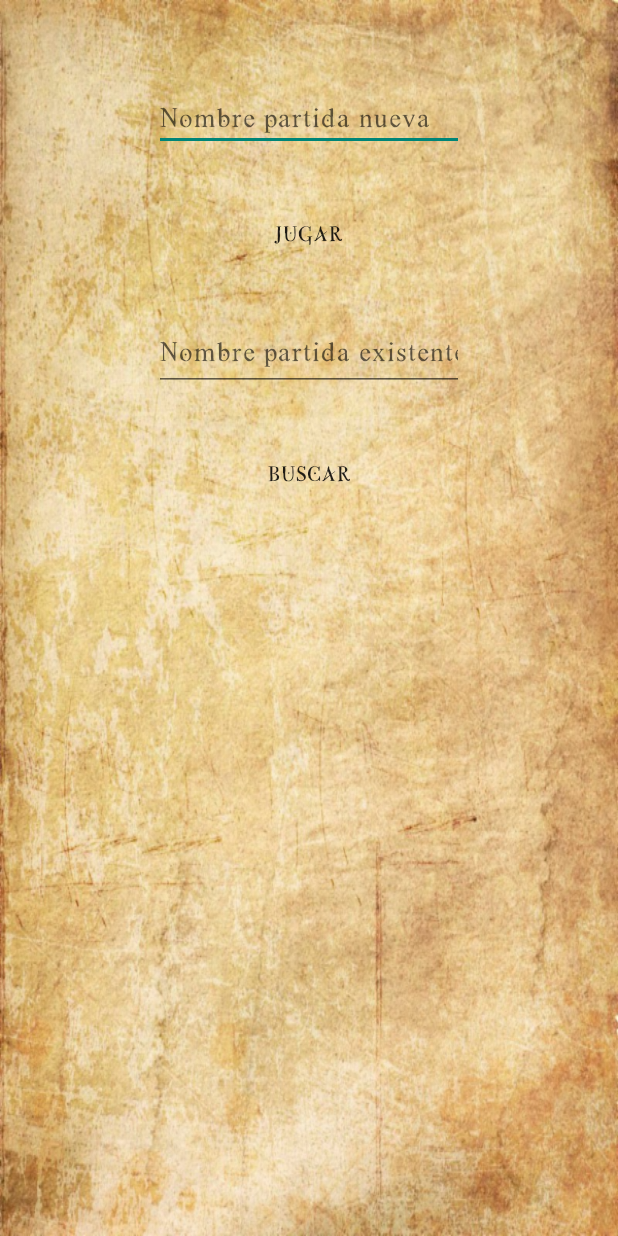
After one commit to Juanjogb/DIXIT_SDM_FINAL, an Android app: the PlayActivity screen opened directly, with no data from a screen before it, on a phone screen of 412 x 824 dp. The commit adds this screen. Run offline under Robolectric (Android 15) with nearby library versions, the phone set to English and light mode, and no system bars.

Commit message:
Activity play ( crear y buscar partida) y activity game (juego). Metido el fichero de musica.

```diff
--- a/app/src/main/AndroidManifest.xml
+++ b/app/src/main/AndroidManifest.xml
@@ -23,8 +23,8 @@
         </activity>
         <activity android:name=".activities.RegisterActivity" />
         <activity android:name=".activities.CardsActivity" />
-        <activity android:name=".activities.PlayerActivity" />
-        <activity android:name=".activities.OnlineActivity" />
+        <activity android:name=".activities.PlayActivity" />
+        <activity android:name=".activities.GameActivity" />
         <activity android:name=".activities.RulesActivity" />
         <activity android:name=".activities.AvatarActivity"/>
         <activity android:name=".activities.AvatarActivityRegister"/>
--- /dev/null
+++ b/app/src/main/java/dixit/sdm/trabajo/dixit/activities/PlayActivity.java
@@ -0,0 +1,71 @@
+package dixit.sdm.trabajo.dixit.activities;
+
+import android.content.Intent;
+import android.content.SharedPreferences;
+import android.graphics.Typeface;
+import android.support.v7.app.AppCompatActivity;
+import android.os.Bundle;
+import android.view.Menu;
+import android.view.View;
+import android.widget.Button;
+import android.widget.EditText;
+
+import dixit.sdm.trabajo.dixit.R;
+
+import static dixit.sdm.trabajo.dixit.R.id.play_btnPlay;
+
+public class PlayActivity extends AppCompatActivity {
+
+    private EditText newGame;
+    private EditText searchGame;
+    private Button play;
+    private Button search;
+
+    private SharedPreferences prefs;
+    private SharedPreferences.Editor editor;
+
+    @Override
+    protected void onCreate(Bundle savedInstanceState) {
+        super.onCreate(savedInstanceState);
+        setContentView(R.layout.activity_play);
+
+        newGame = findViewById(R.id.play_newGame);
+        searchGame = findViewById(R.id.play_searchGame);
+        play = findViewById(R.id.play_btnPlay);
+        search = findViewById(R.id.play_btnSearch);
+
+        Typeface face = Typeface.createFromAsset(getAssets(),"greco.ttf");
+        play.setTypeface(face);
+        search.setTypeface(face);
+        newGame.setTypeface(face);
+        searchGame.setTypeface(face);
+    }
+
+
+    public void onClick(View v) {
+        Intent i = new Intent();
+        switch (v.getId()) {
+            case R.id.play_btnPlay:
+                //crear nueva partida con el identificador que le hemos pasado y lanzar game activity
+                crearPartida(newGame.getText().toString());
+                i.setClass(this, GameActivity.class);
+                break;
+            case R.id.play_btnSearch:
+                //buscamos la partida con el identificador que hemos puesto y si la encontramos lanzamos game activity
+                buscarPartida(searchGame.getText().toString());
+                i.setClass(this, GameActivity.class);
+                break;
+        }
+    }
+
+    private void crearPartida(String s) {
+
+    }
+
+
+    private void buscarPartida(String s) {
+
+    }
+
+
+}
--- a/app/src/main/res/layout/activity_login.xml
+++ b/app/src/main/res/layout/activity_login.xml
@@ -71,9 +71,10 @@
         android:layout_width="wrap_content"
         android:layout_height="wrap_content"
         android:layout_marginLeft="8dp"
-        android:onClick="goLogin"
         android:layout_marginStart="8dp"
         android:layout_marginTop="8dp"
+        android:background="@android:color/transparent"
+        android:onClick="goLogin"
         android:text="@string/login_login"
         app:layout_constraintStart_toStartOf="parent"
         app:layout_constraintTop_toBottomOf="@+id/login_password" />
--- a/app/src/main/res/layout/activity_main.xml
+++ b/app/src/main/res/layout/activity_main.xml
@@ -22,7 +22,7 @@
         app:srcCompat="@drawable/logo" />
 
     <Button
-        android:id="@+id/bPlayer"
+        android:id="@+id/bPlay"
         android:layout_width="0dp"
         android:layout_height="53dp"
         android:layout_marginEnd="8dp"
@@ -54,7 +54,7 @@
         android:textSize="24sp"
         app:layout_constraintEnd_toEndOf="parent"
         app:layout_constraintStart_toStartOf="parent"
-        app:layout_constraintTop_toBottomOf="@+id/bPlayer" />
+        app:layout_constraintTop_toBottomOf="@+id/bPlay" />
 
     <Button
         android:id="@+id/bRules"
--- /dev/null
+++ b/app/src/main/res/layout/activity_play.xml
@@ -0,0 +1,73 @@
+<?xml version="1.0" encoding="utf-8"?>
+<android.support.constraint.ConstraintLayout xmlns:android="http://schemas.android.com/apk/res/android"
+    xmlns:app="http://schemas.android.com/apk/res-auto"
+    xmlns:tools="http://schemas.android.com/tools"
+    android:layout_width="match_parent"
+    android:layout_height="match_parent"
+    android:background="@drawable/bg"
+    tools:context=".activities.PlayActivity">
+
+    <EditText
+        android:id="@+id/play_newGame"
+        android:layout_width="wrap_content"
+        android:layout_height="wrap_content"
+        android:layout_marginEnd="8dp"
+        android:layout_marginLeft="8dp"
+        android:layout_marginRight="8dp"
+        android:layout_marginStart="8dp"
+        android:layout_marginTop="60dp"
+        android:ems="10"
+        android:inputType="text"
+        android:hint="@string/play_newGame"
+        app:layout_constraintEnd_toEndOf="parent"
+        app:layout_constraintStart_toStartOf="parent"
+        app:layout_constraintTop_toTopOf="parent" />
+
+    <EditText
+        android:id="@+id/play_searchGame"
+        android:layout_width="wrap_content"
+        android:layout_height="48dp"
+        android:layout_marginEnd="8dp"
+        android:layout_marginLeft="8dp"
+        android:layout_marginRight="8dp"
+        android:layout_marginStart="8dp"
+        android:layout_marginTop="32dp"
+        android:ems="10"
+        android:inputType="text"
+        android:hint="@string/play_searchGame"
+        app:layout_constraintEnd_toEndOf="parent"
+        app:layout_constraintStart_toStartOf="parent"
+        app:layout_constraintTop_toBottomOf="@+id/play_btnPlay" />
+
+    <Button
+        android:id="@+id/play_btnPlay"
+        android:layout_width="wrap_content"
+        android:layout_height="wrap_content"
+        android:layout_marginEnd="8dp"
+        android:layout_marginLeft="8dp"
+        android:layout_marginRight="8dp"
+        android:layout_marginStart="8dp"
+        android:layout_marginTop="32dp"
+        android:background="@android:color/transparent"
+        android:onClick="onClick"
+        android:text="@string/play_Jugar"
+        app:layout_constraintEnd_toEndOf="parent"
+        app:layout_constraintStart_toStartOf="parent"
+        app:layout_constraintTop_toBottomOf="@+id/play_newGame" />
+
+    <Button
+        android:id="@+id/play_btnSearch"
+        android:layout_width="wrap_content"
+        android:layout_height="wrap_content"
+        android:layout_marginEnd="8dp"
+        android:layout_marginLeft="8dp"
+        android:layout_marginRight="8dp"
+        android:layout_marginStart="8dp"
+        android:layout_marginTop="32dp"
+        android:background="@android:color/transparent"
+        android:onClick="onClick"
+        android:text="@string/play_Search"
+        app:layout_constraintEnd_toEndOf="parent"
+        app:layout_constraintStart_toStartOf="parent"
+        app:layout_constraintTop_toBottomOf="@+id/play_searchGame" />
+</android.support.constraint.ConstraintLayout>
--- a/app/src/main/res/layout/activity_settings.xml
+++ b/app/src/main/res/layout/activity_settings.xml
@@ -77,6 +77,7 @@
         android:layout_marginBottom="8dp"
         android:layout_marginEnd="8dp"
         android:layout_marginRight="8dp"
+        android:background="@android:color/transparent"
         android:onClick="saveChanges"
         android:text="@string/settings_save"
         app:layout_constraintBottom_toBottomOf="parent"
--- a/app/src/main/res/values/strings.xml
+++ b/app/src/main/res/values/strings.xml
@@ -31,4 +31,8 @@
     <string name="register_empty">Faltan campos</string>
     <string name="register_auto">Registrando usuario ...</string>
     <string name="main_bPlay">Jugar</string>
+    <string name="play_newGame">Nombre partida nueva</string>
+    <string name="play_searchGame">Nombre partida existente</string>
+    <string name="play_Jugar">Jugar</string>
+    <string name="play_Search">Buscar</string>
 </resources>
```
Also changed, not shown: app/src/main/java/dixit/sdm/trabajo/dixit/activities/GameActivity.java (added, +15 -0 lines), app/src/main/java/dixit/sdm/trabajo/dixit/activities/LoginActivity.java (+12 -0 lines), app/src/main/java/dixit/sdm/trabajo/dixit/activities/MainActivity.java (+4 -4 lines), app/src/main/java/dixit/sdm/trabajo/dixit/activities/OnlineActivity.java (deleted, +0 -15 lines), app/src/main/java/dixit/sdm/trabajo/dixit/activities/PlayerActivity.java (deleted, +0 -15 lines), app/src/main/res/layout/activity_game.xml (added, +10 -0 lines), app/src/main/res/layout/activity_online.xml (deleted, +0 -9 lines), app/src/main/res/layout/activity_player.xml (deleted, +0 -9 lines), 1 other file.
